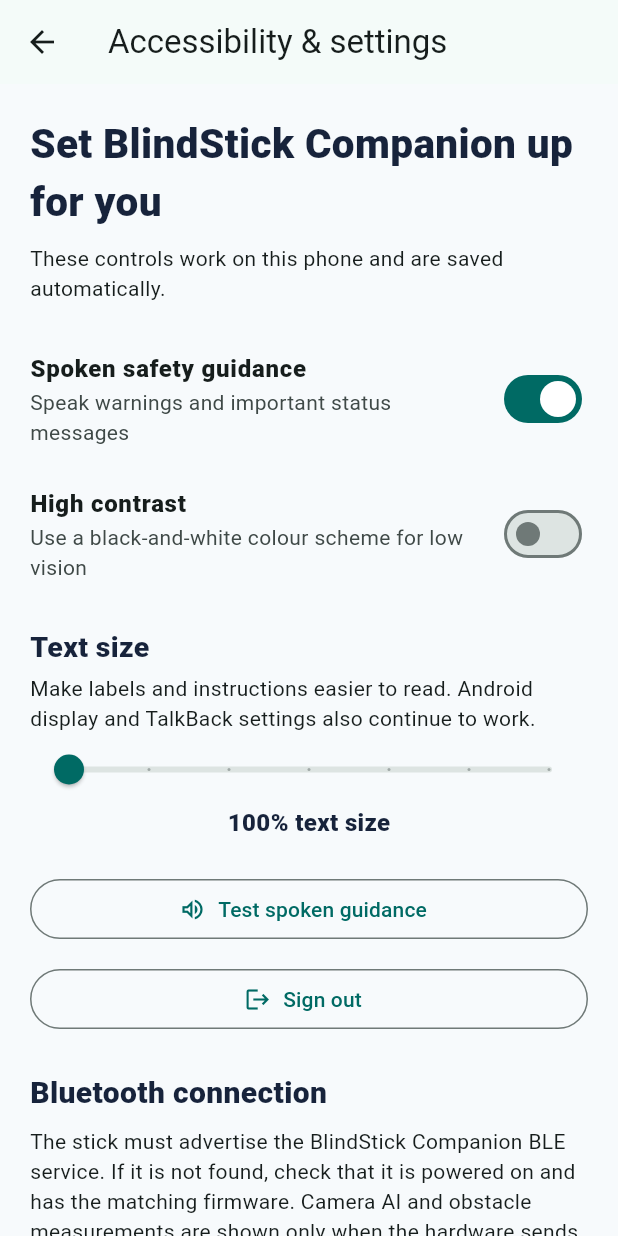
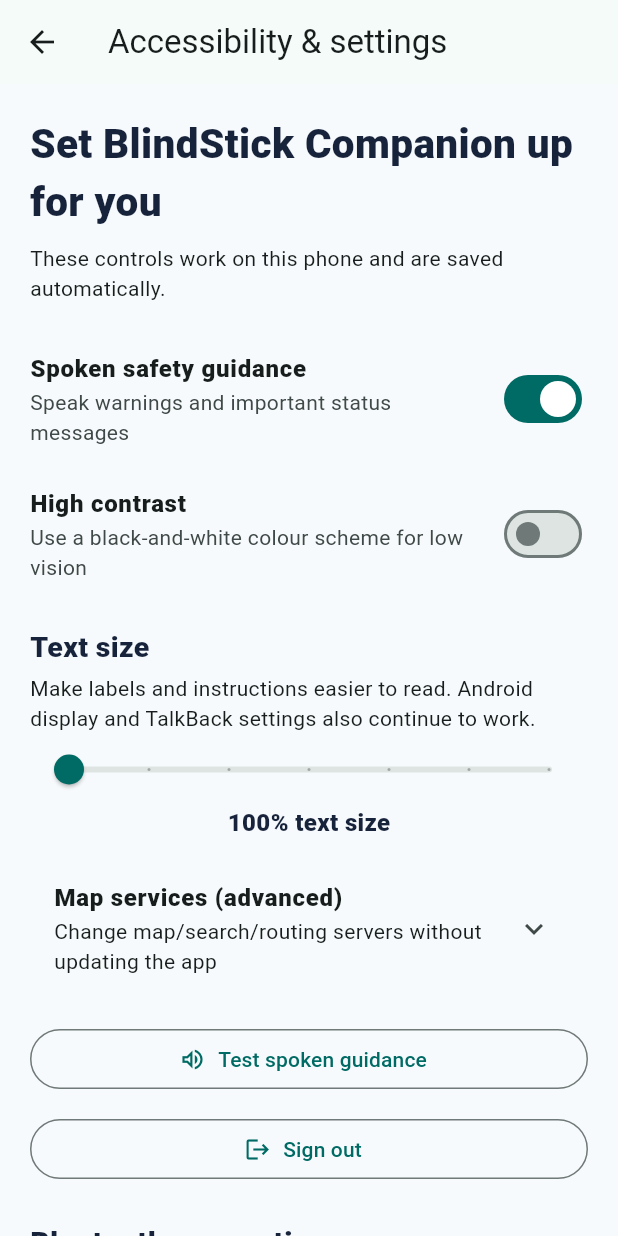
Before and after one commit to ShoninSelvaraj/Blind_Stick, a Flutter app: the SettingsPage screen opened directly, on a phone screen of 412 x 824 dp. Run offline on Flutter 3.47's test engine with Material 3 defaults, Android fonts, the phone set to English and light mode, and no system bars; our stand-ins replace cloud_firestore, firebase_auth, firebase_core, flutter_blue_plus, flutter_map, flutter_tts and 4 more; accounts and stored records are empty.

Commit message:
Add user-configurable map service settings

```diff
--- a/lib/main.dart
+++ b/lib/main.dart
@@ -1107,9 +1107,15 @@
 class SettingsPage extends StatefulWidget{const SettingsPage({super.key});@override State<SettingsPage> createState()=>_SettingsPageState();}
 class _SettingsPageState extends State<SettingsPage>{
  bool voice=true,highContrast=false;double textScale=1.0;String? saved;
+ final tileUrlController=TextEditingController(text:defaultMapTileUrl);
+ final geocoderUrlController=TextEditingController(text:defaultGeocoderBaseUrl);
+ final footRouterUrlController=TextEditingController(text:defaultFootRouterBaseUrl);
  @override void initState(){super.initState();_load();}
  Future<void> _load()async{
   final prefs=await SharedPreferences.getInstance();if(!mounted)return;
+  tileUrlController.text=prefs.getString('map_tiles_url')??defaultMapTileUrl;
+  geocoderUrlController.text=prefs.getString('map_geocoder_url')??defaultGeocoderBaseUrl;
+  footRouterUrlController.text=prefs.getString('map_foot_router_url')??defaultFootRouterBaseUrl;
   setState(() { voice=prefs.getBool('voice')??true; textScale=prefs.getDouble('text_scale')??1.0; highContrast=prefs.getBool('high_contrast')??false; });
   voiceGuidanceEnabled=voice;appTextScale.value=textScale;appHighContrast.value=highContrast;
  }
@@ -1125,6 +1131,25 @@
   setState(()=>highContrast=value);appHighContrast.value=value;
   final prefs=await SharedPreferences.getInstance();await prefs.setBool('high_contrast',value);
  }
+ Future<void> _saveMapServices() async {
+  final tiles=tileUrlController.text.trim();
+  final geocoder=Uri.tryParse(geocoderUrlController.text.trim());
+  final router=Uri.tryParse(footRouterUrlController.text.trim());
+  if(!tiles.contains('{z}')||!tiles.contains('{x}')||!tiles.contains('{y}')||
+     geocoder==null||!geocoder.hasScheme||geocoder.host.isEmpty||
+     router==null||!router.hasScheme||router.host.isEmpty) {
+    setState(()=>saved='Check the tile template and enter valid geocoder/router base URLs.');
+    return;
+  }
+  final prefs=await SharedPreferences.getInstance();
+  await prefs.setString('map_tiles_url',tiles);
+  await prefs.setString('map_geocoder_url',geocoder.toString().replaceAll(RegExp(r'/+$'),''));
+  await prefs.setString('map_foot_router_url',router.toString().replaceAll(RegExp(r'/+$'),''));
+  if(mounted)setState(()=>saved='Map service settings saved on this phone. Reopen navigation to use them.');
+ }
+ @override void dispose(){
+  tileUrlController.dispose();geocoderUrlController.dispose();footRouterUrlController.dispose();super.dispose();
+ }
  @override Widget build(BuildContext c)=>Scaffold(
   appBar:AppBar(title:const Text('Accessibility & settings')),
   body:ListView(padding:const EdgeInsets.all(20),children:[
@@ -1139,7 +1164,24 @@
    const SizedBox(height:4),const Text('Make labels and instructions easier to read. Android display and TalkBack settings also continue to work.'),
    Slider(value:textScale,min:1.0,max:1.6,divisions:6,label:'${(textScale*100).round()}%',onChanged:_saveTextScale),
    Center(child:Text('${(textScale*100).round()}% text size',style:TextStyle(fontSize:16*textScale,fontWeight:FontWeight.w800,color:navy))),
-   const SizedBox(height:22),OutlinedButton.icon(onPressed:()=>stick.announce('BlindStick Companion voice test. If you can hear this message, spoken safety guidance is working.'),icon:const Icon(Icons.volume_up_outlined),label:const Text('Test spoken guidance')),
+   const SizedBox(height:18),
+   ExpansionTile(
+    title:const Text('Map services (advanced)',style:TextStyle(fontWeight:FontWeight.w800)),
+    subtitle:const Text('Change map/search/routing servers without updating the app'),
+    children:[
+     TextField(controller:tileUrlController,keyboardType:TextInputType.url,decoration:const InputDecoration(labelText:'Map tile URL template',helperText:'Must include {z}, {x}, and {y}')),
+     const SizedBox(height:10),
+     TextField(controller:geocoderUrlController,keyboardType:TextInputType.url,decoration:const InputDecoration(labelText:'Geocoder base URL',helperText:'The app adds /search and query parameters')),
+     const SizedBox(height:10),
+     TextField(controller:footRouterUrlController,keyboardType:TextInputType.url,decoration:const InputDecoration(labelText:'Foot-routing URL prefix',helperText:'Must end with an OSRM-compatible /route/v1/driving endpoint')),
+     const SizedBox(height:10),
+     SizedBox(width:double.infinity,child:OutlinedButton.icon(onPressed:_saveMapServices,icon:const Icon(Icons.save_outlined),label:const Text('Save map service settings'))),
+     if(saved!=null)Padding(padding:const EdgeInsets.symmetric(vertical:8),child:Text(saved!,style:const TextStyle(color:navy))),
+     const Padding(padding:EdgeInsets.only(bottom:8),child:Text('Use servers whose terms you have checked. Public community services are best-effort and rate-limited.',style:TextStyle(color:Color(0xFF59697B)))),
+    ],
+   ),
+   const SizedBox(height:22),
+   OutlinedButton.icon(onPressed:()=>stick.announce('BlindStick Companion voice test. If you can hear this message, spoken safety guidance is working.'),icon:const Icon(Icons.volume_up_outlined),label:const Text('Test spoken guidance')),
    const SizedBox(height:12),OutlinedButton.icon(onPressed:()=>confirmSignOut(c),icon:const Icon(Icons.logout),label:const Text('Sign out')),
    const SizedBox(height:24),const Text('Bluetooth connection',style:TextStyle(fontSize:20,fontWeight:FontWeight.w900,color:navy)),
    const SizedBox(height:8),const Text('The stick must advertise the BlindStick Companion BLE service. If it is not found, check that it is powered on and has the matching firmware. Camera AI and obstacle measurements are shown only when the hardware sends real results.'),
```
